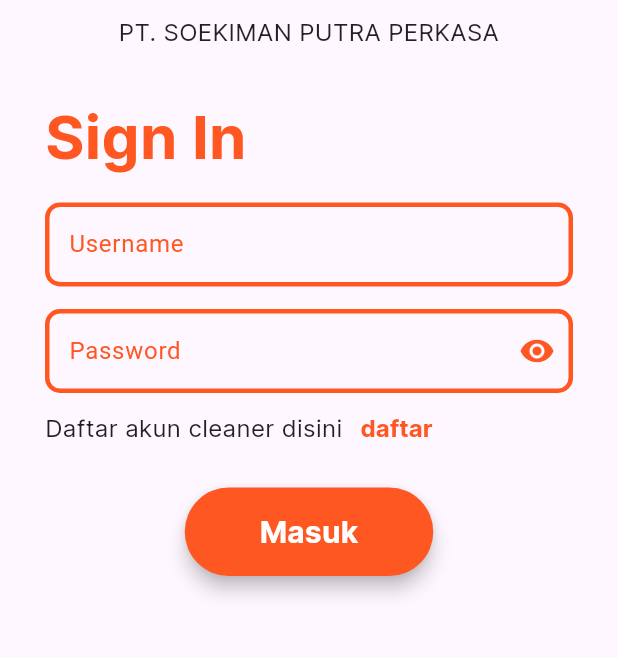
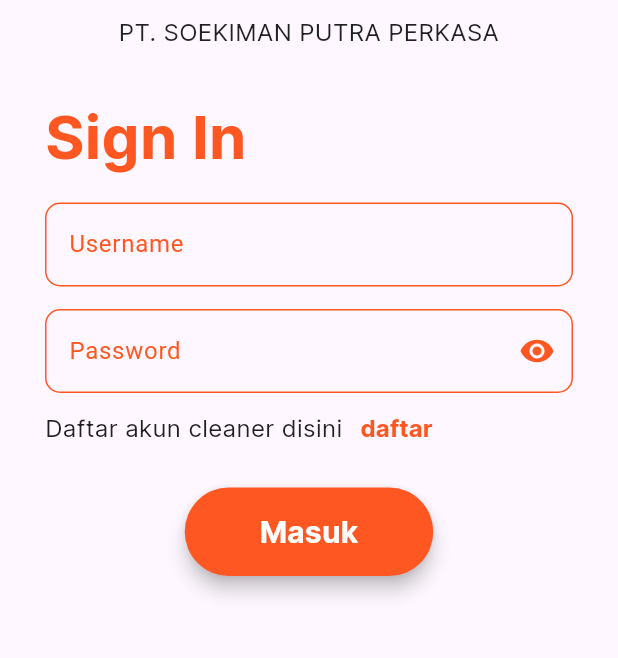
Before and after one commit to berlliyanto/CSMS_Flutter_Mobile, a Flutter app: the screen it shows after launch, on a phone screen of 412 x 824 dp, the part 441-1099 px from its top. Run offline on Flutter 3.47's test engine with Material 3 defaults, Android fonts, the phone set to English and light mode, and no system bars; our stand-ins replace gap, get, get_storage, image_picker, multi_dropdown, numberpicker; missing offline and left inert: loading_overlay_pro; statements that could not run were skipped.

Commit message:
last update for trial

```diff
--- a/lib/app/models/task_by_leader_model.dart
+++ b/lib/app/models/task_by_leader_model.dart
@@ -79,8 +79,8 @@
 
     factory TasksDetail.fromJson(Map<String, dynamic> json) => TasksDetail(
         id: json["id"],
-        cleanerId: json["cleaner_id"],
-        assignId: json["assign_id"],
+        cleanerId: int.parse(json["cleaner_id"]),
+        assignId: int.parse(json["assign_id"]),
         imageBefore: json["image_before"],
         imageProgress: json["image_progress"],
         imageFinish: json["image_finish"],
--- a/lib/app/modules/cleaningDetail/widgets/card_image.dart
+++ b/lib/app/modules/cleaningDetail/widgets/card_image.dart
@@ -21,7 +21,7 @@
   return Center(
     child: FutureBuilder(
         future: GetConnect()
-            .get("https://aplikasipms.com:800/api/images/$urlImage"),
+            .get("https://aplikasipms.com/api/images/$urlImage"),
         builder: (context, snapshot) {
           if (snapshot.connectionState == ConnectionState.waiting) {
             return Container(
@@ -57,7 +57,7 @@
                 borderRadius: BorderRadius.circular(10),
                 image: DecorationImage(
                     image: NetworkImage(
-                        "https://aplikasipms.com:800/api/images/$urlImage"),
+                        "https://aplikasipms.com/api/images/$urlImage"),
                     fit: BoxFit.cover),
               ),
             );
--- a/lib/app/modules/login/views/login_view.dart
+++ b/lib/app/modules/login/views/login_view.dart
@@ -68,7 +68,7 @@
                               ),
                               enabledBorder: OutlineInputBorder(
                                 borderSide: const BorderSide(
-                                    color: Colors.deepOrange, width: 3),
+                                    color: Colors.deepOrange, width: 1),
                                 borderRadius: BorderRadius.circular(10),
                               ),
                               labelText: "Password",
--- a/lib/app/services/Assestment/assestment_service.dart
+++ b/lib/app/services/Assestment/assestment_service.dart
@@ -4,7 +4,7 @@
 import 'package:get_storage/get_storage.dart';
 
 class AssestmentService extends GetConnect {
-  final url = "https://aplikasipms.com:800/api";
+  final url = "https://aplikasipms.com/api";
 
   String getToken() {
     final box = GetStorage();
--- a/lib/app/services/Auth/auth_service.dart
+++ b/lib/app/services/Auth/auth_service.dart
@@ -3,7 +3,7 @@
 import 'package:get/get.dart';
 
 class AuthService extends GetConnect {
-  final url = "https://aplikasipms.com:800/api";
+  final url = "https://aplikasipms.com/api";
 
   Future<Response> login(String username, String password) async {
     try {
--- a/lib/app/services/CleaningAssignment/cleaning_leader_service.dart
+++ b/lib/app/services/CleaningAssignment/cleaning_leader_service.dart
@@ -2,7 +2,7 @@
 import 'package:get_storage/get_storage.dart';
 
 class CleaningLeaderService extends GetConnect {
-  final url = "https://aplikasipms.com:800/api";
+  final url = "https://aplikasipms.com/api";
 
   String token() {
     final box = GetStorage();
--- a/lib/app/services/CleaningAssignment/cleaning_supervisor_service.dart
+++ b/lib/app/services/CleaningAssignment/cleaning_supervisor_service.dart
@@ -3,7 +3,7 @@
 
 class CleaningSupervisorService extends GetConnect {
 
-  final url = "https://aplikasipms.com:800/api";
+  final url = "https://aplikasipms.com/api";
 
   String getToken() {
     final box = GetStorage();
--- a/lib/app/services/Location_Area/area_service.dart
+++ b/lib/app/services/Location_Area/area_service.dart
@@ -4,7 +4,7 @@
 
 class AreaService extends GetConnect{
 
-  final url = "https://aplikasipms.com:800/api";
+  final url = "https://aplikasipms.com/api";
 
   String getToken()  {
     final box = GetStorage();
--- a/lib/app/services/Location_Area/location_service.dart
+++ b/lib/app/services/Location_Area/location_service.dart
@@ -3,7 +3,7 @@
 
 class LocationService extends GetConnect{
 
-  final url = "https://aplikasipms.com:800/api";
+  final url = "https://aplikasipms.com/api";
 
   Future getToken() async {
     final box = GetStorage();
--- a/lib/app/services/Tasks/tasks_by_cleaner_service.dart
+++ b/lib/app/services/Tasks/tasks_by_cleaner_service.dart
@@ -2,7 +2,7 @@
 import 'package:get_storage/get_storage.dart';
 
 class TaskByCleanerService extends GetConnect {
-  final url = "https://aplikasipms.com:800/api";
+  final url = "https://aplikasipms.com/api";
 
   String getToken() {
     final box = GetStorage();
--- a/lib/app/services/Tasks/tasks_service.dart
+++ b/lib/app/services/Tasks/tasks_service.dart
@@ -2,7 +2,7 @@
 import 'package:get_storage/get_storage.dart';
 
 class TaskService extends GetConnect {
-  final url = "https://aplikasipms.com:800/api";
+  final url = "https://aplikasipms.com/api";
 
   String getToken(){
     final box = GetStorage();
--- a/lib/app/services/Users/cleaner_service.dart
+++ b/lib/app/services/Users/cleaner_service.dart
@@ -2,7 +2,7 @@
 import 'package:get_storage/get_storage.dart';
 
 class CleanerService extends GetConnect {
-  final url = "https://aplikasipms.com:800/api";
+  final url = "https://aplikasipms.com/api";
 
   Future getToken() async {
     final box = GetStorage();
--- a/lib/app/widgets/textfield.dart
+++ b/lib/app/widgets/textfield.dart
@@ -10,7 +10,7 @@
       borderRadius: BorderRadius.circular(10),
     ),
     enabledBorder: OutlineInputBorder(
-      borderSide: const BorderSide(color: Colors.deepOrange, width: 3),
+      borderSide: const BorderSide(color: Colors.deepOrange, width: 1),
       borderRadius: BorderRadius.circular(10),
     ),
     labelText: text,
--- a/lib/main.dart
+++ b/lib/main.dart
@@ -19,6 +19,7 @@
     return GetMaterialApp(
       theme: ThemeData(
         primarySwatch: Colors.deepOrange,
+        useMaterial3: true,
       ),
       debugShowCheckedModeBanner: false,
       title: "Cleaning Service Management System",
```
Also changed, not shown: pubspec.lock.
